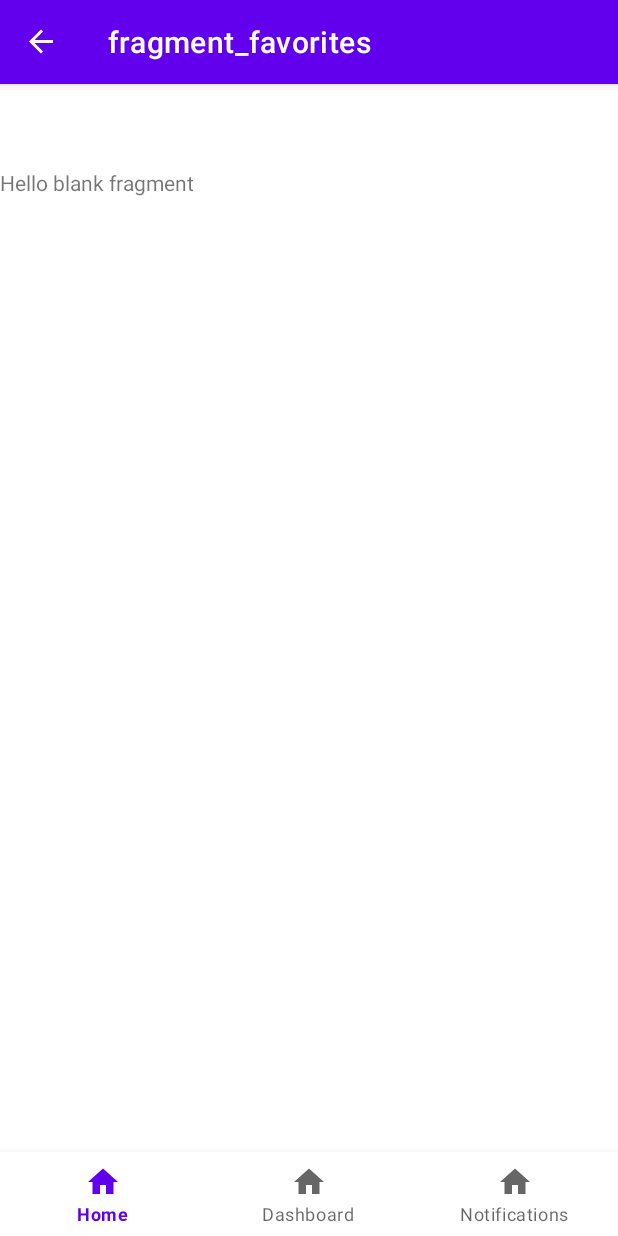
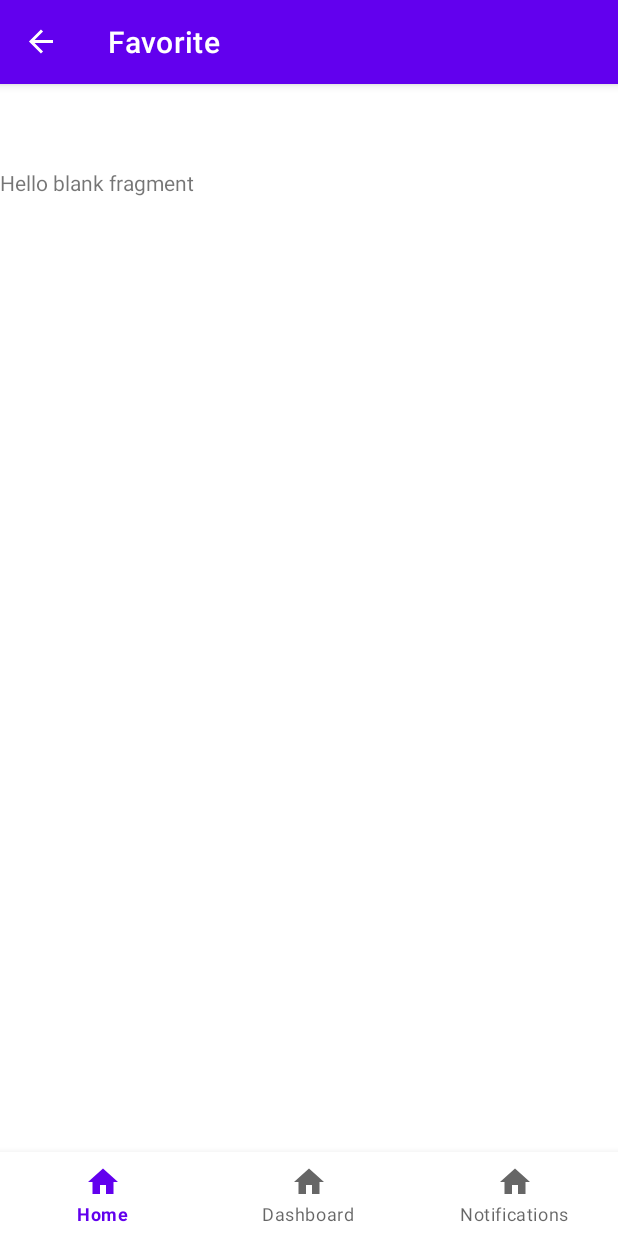
Before and after one commit to YashPindiwala/CryptoTracker, an Android app: the FavoritesFragment screen opened through its navigation route, on a phone screen of 412 x 824 dp. Run offline under Robolectric (Android 15) with nearby library versions, the phone set to English and light mode, and no system bars; our stand-ins replace navigation-ui.

Commit message:
Added labels to the newly created fragments

```diff
--- a/app/src/main/res/navigation/mobile_navigation.xml
+++ b/app/src/main/res/navigation/mobile_navigation.xml
@@ -7,21 +7,21 @@
     <fragment
         android:id="@+id/mainFragment"
         android:name="com.project.app.cryptotracker.MainFragment"
-        android:label="fragment_main"
+        android:label="@string/MainFragmentTitle"
         tools:layout="@layout/fragment_main" />
     <fragment
         android:id="@+id/favoritesFragment"
         android:name="com.project.app.cryptotracker.FavoritesFragment"
-        android:label="fragment_favorites"
+        android:label="@string/FavoriteFragmentTitle"
         tools:layout="@layout/fragment_favorites" />
     <fragment
         android:id="@+id/educationFragment"
         android:name="com.project.app.cryptotracker.EducationFragment"
-        android:label="fragment_education"
+        android:label="@string/EducationFragmentTitle"
         tools:layout="@layout/fragment_education" />
     <fragment
         android:id="@+id/investmentFragment"
         android:name="com.project.app.cryptotracker.InvestmentFragment"
-        android:label="fragment_investment"
+        android:label="@string/InvestmentFragmentTitle"
         tools:layout="@layout/fragment_investment" />
 </navigation>
--- a/app/src/main/res/values/strings.xml
+++ b/app/src/main/res/values/strings.xml
@@ -5,4 +5,8 @@
     <string name="title_notifications">Notifications</string>
     <!-- TODO: Remove or change this placeholder text -->
     <string name="hello_blank_fragment">Hello blank fragment</string>
+    <string name="MainFragmentTitle">Main</string>
+    <string name="FavoriteFragmentTitle">Favorite</string>
+    <string name="EducationFragmentTitle">Education</string>
+    <string name="InvestmentFragmentTitle">Investment</string>
 </resources>
```
